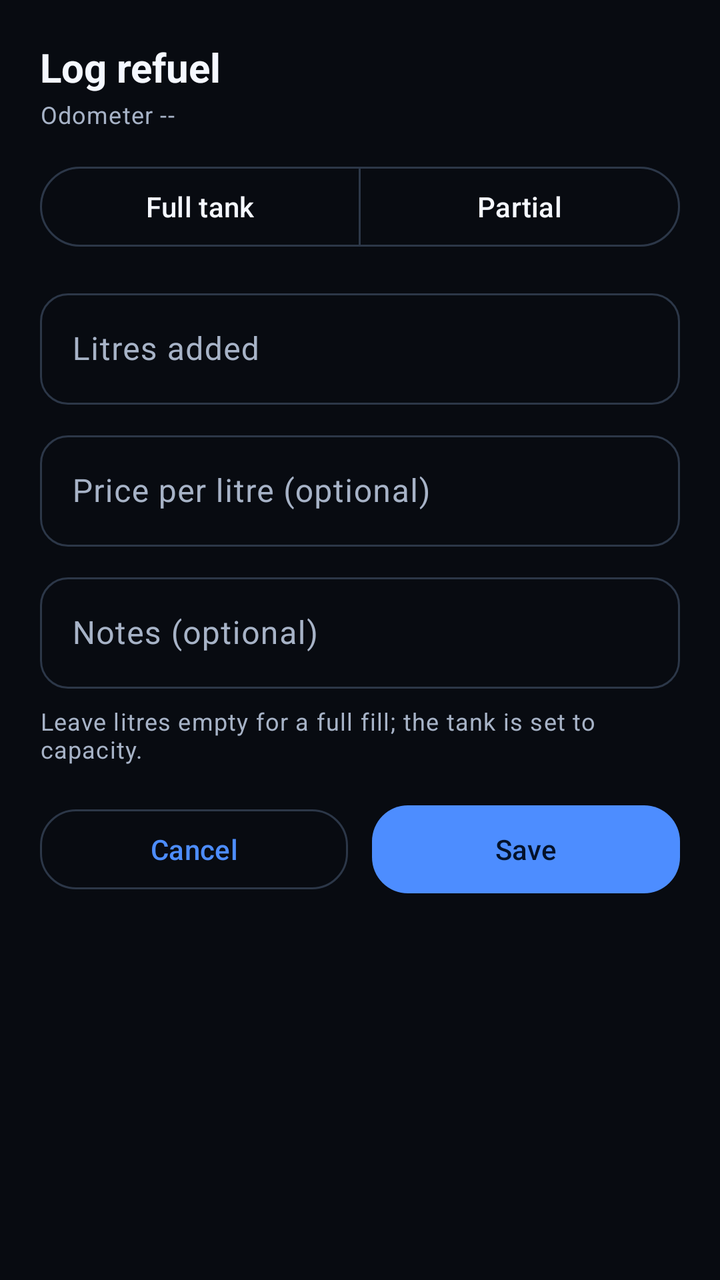
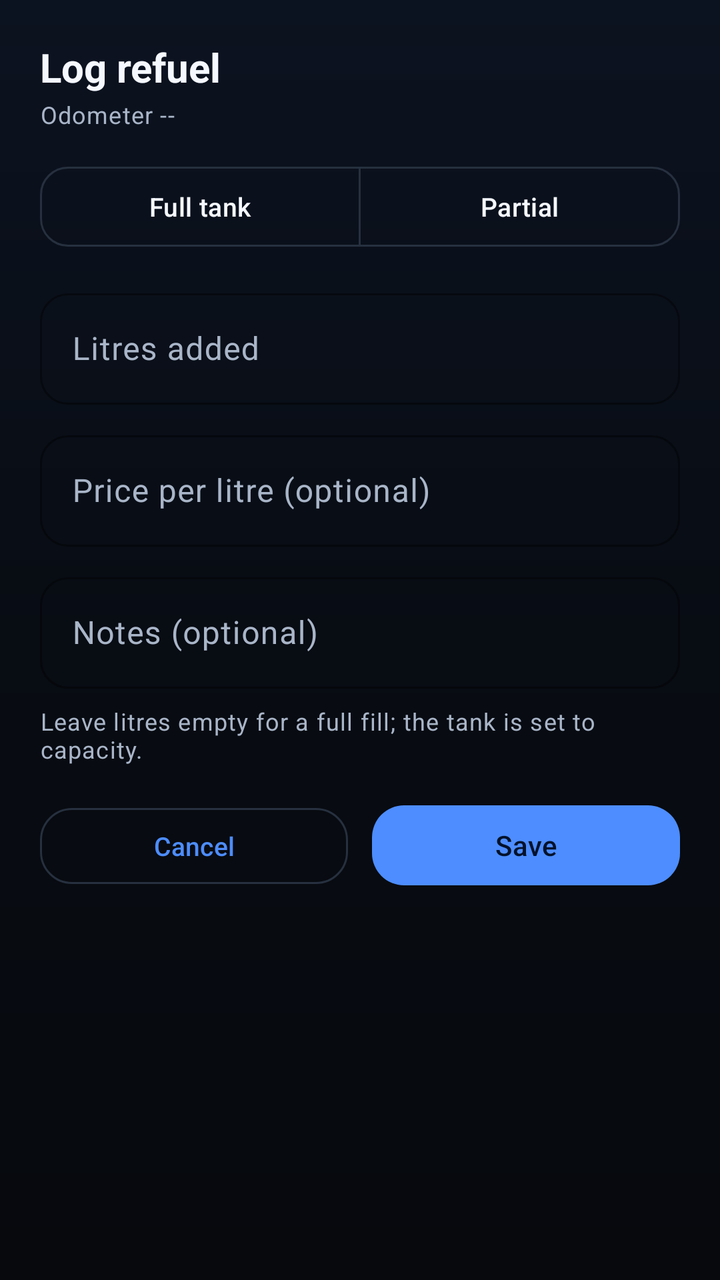

Two renders of the same Android screen: before a commit and after it. Below are the layout's source before the change and the commit's diff.
<!-- AndroidManifest.xml: application theme Theme.XsrCompanion -->
<!-- res/layout/dialog_refuel.xml -->
<?xml version="1.0" encoding="utf-8"?>
<LinearLayout xmlns:android="http://schemas.android.com/apk/res/android"
    xmlns:app="http://schemas.android.com/apk/res-auto"
    android:layout_width="match_parent"
    android:layout_height="wrap_content"
    android:orientation="vertical"
    android:padding="20dp">

    <TextView
        android:layout_width="match_parent"
        android:layout_height="wrap_content"
        android:text="@string/action_refuel"
        android:textColor="@color/text_primary"
        android:textSize="20sp"
        android:textStyle="bold" />

    <TextView
        android:id="@+id/tvRefuelOdo"
        android:layout_width="match_parent"
        android:layout_height="wrap_content"
        android:layout_marginTop="2dp"
        android:text="Odometer --"
        android:textAppearance="@style/TextAppearance.Xsr.Caption" />

    <com.google.android.material.button.MaterialButtonToggleGroup
        android:id="@+id/fuelTypeGroup"
        android:layout_width="match_parent"
        android:layout_height="wrap_content"
        android:layout_marginTop="14dp"
        app:selectionRequired="true"
        app:singleSelection="true">

        <com.google.android.material.button.MaterialButton
            android:id="@+id/btnFull"
            style="@style/Widget.Material3.Button.OutlinedButton"
            android:layout_width="0dp"
            android:layout_height="wrap_content"
            android:layout_weight="1"
            android:text="Full tank" />

        <com.google.android.material.button.MaterialButton
            android:id="@+id/btnPartial"
            style="@style/Widget.Material3.Button.OutlinedButton"
            android:layout_width="0dp"
            android:layout_height="wrap_content"
            android:layout_weight="1"
            android:text="Partial" />
    </com.google.android.material.button.MaterialButtonToggleGroup>

    <com.google.android.material.textfield.TextInputLayout
        android:id="@+id/litresLayout"
        style="@style/Widget.Material3.TextInputLayout.OutlinedBox"
        android:layout_width="match_parent"
        android:layout_height="wrap_content"
        android:layout_marginTop="14dp"
        android:hint="Litres added"
        app:boxCornerRadiusBottomEnd="14dp"
        app:boxCornerRadiusBottomStart="14dp"
        app:boxCornerRadiusTopEnd="14dp"
        app:boxCornerRadiusTopStart="14dp">

        <com.google.android.material.textfield.TextInputEditText
            android:id="@+id/inputLitres"
            android:layout_width="match_parent"
            android:layout_height="wrap_content"
            android:inputType="numberDecimal" />
    </com.google.android.material.textfield.TextInputLayout>

    <com.google.android.material.textfield.TextInputLayout
        style="@style/Widget.Material3.TextInputLayout.OutlinedBox"
        android:layout_width="match_parent"
        android:layout_height="wrap_content"
        android:layout_marginTop="10dp"
        android:hint="Price per litre (optional)"
        app:boxCornerRadiusBottomEnd="14dp"
        app:boxCornerRadiusBottomStart="14dp"
        app:boxCornerRadiusTopEnd="14dp"
        app:boxCornerRadiusTopStart="14dp">

        <com.google.android.material.textfield.TextInputEditText
            android:id="@+id/inputPrice"
            android:layout_width="match_parent"
            android:layout_height="wrap_content"
            android:inputType="numberDecimal" />
    </com.google.android.material.textfield.TextInputLayout>

    <com.google.android.material.textfield.TextInputLayout
        style="@style/Widget.Material3.TextInputLayout.OutlinedBox"
        android:layout_width="match_parent"
        android:layout_height="wrap_content"
        android:layout_marginTop="10dp"
        android:hint="Notes (optional)"
        app:boxCornerRadiusBottomEnd="14dp"
        app:boxCornerRadiusBottomStart="14dp"
        app:boxCornerRadiusTopEnd="14dp"
        app:boxCornerRadiusTopStart="14dp">

        <com.google.android.material.textfield.TextInputEditText
            android:id="@+id/inputNotes"
            android:layout_width="match_parent"
            android:layout_height="wrap_content"
            android:inputType="textCapSentences" />
    </com.google.android.material.textfield.TextInputLayout>

    <TextView
        android:layout_width="match_parent"
        android:layout_height="wrap_content"
        android:layout_marginTop="8dp"
        android:text="Leave litres empty for a full fill; the tank is set to capacity."
        android:textAppearance="@style/TextAppearance.Xsr.Caption" />

    <LinearLayout
        android:layout_width="match_parent"
        android:layout_height="wrap_content"
        android:layout_marginTop="16dp"
        android:orientation="horizontal">

        <com.google.android.material.button.MaterialButton
            android:id="@+id/btnRefuelCancel"
            style="@style/Widget.Xsr.Button.Outlined"
            android:layout_width="0dp"
            android:layout_height="wrap_content"
            android:layout_marginEnd="6dp"
            android:layout_weight="1"
            android:text="@string/action_cancel" />

        <com.google.android.material.button.MaterialButton
            android:id="@+id/btnRefuelSave"
            style="@style/Widget.Xsr.Button"
            android:layout_width="0dp"
            android:layout_height="wrap_content"
            android:layout_marginStart="6dp"
            android:layout_weight="1"
            android:text="@string/action_save" />
    </LinearLayout>
</LinearLayout>
<!-- resources referenced by this layout -->
<resources>
  <style name="TextAppearance.Xsr.Caption" parent="TextAppearance.Material3.BodySmall">
          <item name="android:textColor">@color/text_secondary</item>
      </style>
  <style name="Widget.Xsr.Button" parent="Widget.Material3.Button">
          <item name="cornerRadius">18dp</item>
          <item name="android:minHeight">52dp</item>
          <item name="android:textAllCaps">false</item>
      </style>
  <style name="Widget.Xsr.Button.Outlined" parent="Widget.Material3.Button.OutlinedButton">
          <item name="cornerRadius">18dp</item>
          <item name="android:minHeight">48dp</item>
          <item name="android:textAllCaps">false</item>
      </style>
  <style name="Theme.XsrCompanion" parent="Theme.Material3.Dark.NoActionBar">
          <item name="colorPrimary">@color/primary</item>
          <item name="colorOnPrimary">@color/on_primary</item>
          <item name="colorPrimaryContainer">@color/primary_dim</item>
          <item name="colorOnPrimaryContainer">@color/text_primary</item>
          <item name="colorSecondary">@color/secondary</item>
          <item name="colorOnSecondary">@color/on_secondary</item>
          <item name="colorTertiary">@color/tertiary</item>
  
          <item name="android:colorBackground">@color/bg_dark</item>
          <item name="colorSurface">@color/surface</item>
          <item name="colorOnSurface">@color/text_primary</item>
          <item name="colorSurfaceVariant">@color/surface_variant</item>
          <item name="colorOnSurfaceVariant">@color/text_secondary</item>
          <item name="colorOutline">@color/outline_color</item>
          <item name="colorError">@color/accent_red</item>
  
          <item name="android:statusBarColor">@android:color/transparent</item>
          <item name="android:navigationBarColor">@android:color/transparent</item>
          <item name="android:windowLightStatusBar">false</item>
          <item name="android:windowLightNavigationBar">false</item>
          <item name="android:enforceStatusBarContrast">false</item>
          <item name="android:enforceNavigationBarContrast">false</item>
          <item name="android:windowBackground">@color/bg_dark</item>
  
          <item name="materialCardViewStyle">@style/Widget.Xsr.Card</item>
          <item name="materialButtonStyle">@style/Widget.Xsr.Button</item>
      </style>
  <color name="text_secondary">#A7B3C7</color>
  <color name="bg_dark">#080B11</color>
  <color name="surface">#111722</color>
  <color name="surface_variant">#1A2231</color>
  <color name="outline_color">#2C3748</color>
  <style name="Widget.Xsr.Card" parent="Widget.Material3.CardView.Filled">
          <item name="cardBackgroundColor">@color/surface</item>
          <item name="cardCornerRadius">22dp</item>
          <item name="cardElevation">0dp</item>
          <item name="strokeColor">@color/outline_color</item>
          <item name="strokeWidth">1dp</item>
          <item name="contentPadding">0dp</item>
      </style>
  <!-- unchanged entries left out for length: 11 -->
</resources>

<!-- the commit's change to res/layout/dialog_refuel.xml (unified diff, before → after) -->
@@ -32,7 +32,7 @@
 
         <com.google.android.material.button.MaterialButton
             android:id="@+id/btnFull"
-            style="@style/Widget.Material3.Button.OutlinedButton"
+            style="@style/Widget.Xsr.Button.Toggle"
             android:layout_width="0dp"
             android:layout_height="wrap_content"
             android:layout_weight="1"
@@ -40,7 +40,7 @@
 
         <com.google.android.material.button.MaterialButton
             android:id="@+id/btnPartial"
-            style="@style/Widget.Material3.Button.OutlinedButton"
+            style="@style/Widget.Xsr.Button.Toggle"
             android:layout_width="0dp"
             android:layout_height="wrap_content"
             android:layout_weight="1"
@@ -49,15 +49,11 @@
 
     <com.google.android.material.textfield.TextInputLayout
         android:id="@+id/litresLayout"
-        style="@style/Widget.Material3.TextInputLayout.OutlinedBox"
+        style="@style/Widget.Xsr.TextInput"
         android:layout_width="match_parent"
         android:layout_height="wrap_content"
         android:layout_marginTop="14dp"
-        android:hint="Litres added"
-        app:boxCornerRadiusBottomEnd="14dp"
-        app:boxCornerRadiusBottomStart="14dp"
-        app:boxCornerRadiusTopEnd="14dp"
-        app:boxCornerRadiusTopStart="14dp">
+        android:hint="Litres added">
 
         <com.google.android.material.textfield.TextInputEditText
             android:id="@+id/inputLitres"
@@ -67,15 +63,11 @@
     </com.google.android.material.textfield.TextInputLayout>
 
     <com.google.android.material.textfield.TextInputLayout
-        style="@style/Widget.Material3.TextInputLayout.OutlinedBox"
+        style="@style/Widget.Xsr.TextInput"
         android:layout_width="match_parent"
         android:layout_height="wrap_content"
         android:layout_marginTop="10dp"
-        android:hint="Price per litre (optional)"
-        app:boxCornerRadiusBottomEnd="14dp"
-        app:boxCornerRadiusBottomStart="14dp"
-        app:boxCornerRadiusTopEnd="14dp"
-        app:boxCornerRadiusTopStart="14dp">
+        android:hint="Price per litre (optional)">
 
         <com.google.android.material.textfield.TextInputEditText
             android:id="@+id/inputPrice"
@@ -85,15 +77,11 @@
     </com.google.android.material.textfield.TextInputLayout>
 
     <com.google.android.material.textfield.TextInputLayout
-        style="@style/Widget.Material3.TextInputLayout.OutlinedBox"
+        style="@style/Widget.Xsr.TextInput"
         android:layout_width="match_parent"
         android:layout_height="wrap_content"
         android:layout_marginTop="10dp"
-        android:hint="Notes (optional)"
-        app:boxCornerRadiusBottomEnd="14dp"
-        app:boxCornerRadiusBottomStart="14dp"
-        app:boxCornerRadiusTopEnd="14dp"
-        app:boxCornerRadiusTopStart="14dp">
+        android:hint="Notes (optional)">
 
         <com.google.android.material.textfield.TextInputEditText
             android:id="@+id/inputNotes"
<!-- resource entries referenced after the edit -->
@@ -2,16 +2,36 @@
 <resources>
   <style name="TextAppearance.Xsr.Caption" parent="TextAppearance.Material3.BodySmall">
           <item name="android:textColor">@color/text_secondary</item>
+          <item name="android:lineSpacingExtra">2dp</item>
       </style>
   <style name="Widget.Xsr.Button" parent="Widget.Material3.Button">
-          <item name="cornerRadius">18dp</item>
-          <item name="android:minHeight">52dp</item>
+          <item name="cornerRadius">16dp</item>
+          <item name="android:minHeight">48dp</item>
           <item name="android:textAllCaps">false</item>
+          <item name="android:textSize">14sp</item>
+          <item name="android:letterSpacing">0.01</item>
+          <item name="iconPadding">8dp</item>
       </style>
   <style name="Widget.Xsr.Button.Outlined" parent="Widget.Material3.Button.OutlinedButton">
-          <item name="cornerRadius">18dp</item>
-          <item name="android:minHeight">48dp</item>
+          <item name="cornerRadius">16dp</item>
+          <item name="android:minHeight">46dp</item>
           <item name="android:textAllCaps">false</item>
+          <item name="android:textSize">13sp</item>
+          <item name="strokeColor">@color/outline</item>
+      </style>
+  <style name="Widget.Xsr.Button.Toggle" parent="Widget.Material3.Button.OutlinedButton">
+          <item name="cornerRadius">14dp</item>
+          <item name="android:textAllCaps">false</item>
+          <item name="android:textSize">13sp</item>
+          <item name="strokeColor">@color/outline</item>
+      </style>
+  <style name="Widget.Xsr.TextInput" parent="Widget.Material3.TextInputLayout.OutlinedBox">
+          <item name="boxCornerRadiusTopStart">14dp</item>
+          <item name="boxCornerRadiusTopEnd">14dp</item>
+          <item name="boxCornerRadiusBottomStart">14dp</item>
+          <item name="boxCornerRadiusBottomEnd">14dp</item>
+          <item name="boxStrokeColor">@color/primary</item>
+          <item name="hintTextColor">@color/text_secondary</item>
       </style>
   <style name="Theme.XsrCompanion" parent="Theme.Material3.Dark.NoActionBar">
           <item name="colorPrimary">@color/primary</item>
@@ -36,23 +56,47 @@
           <item name="android:windowLightNavigationBar">false</item>
           <item name="android:enforceStatusBarContrast">false</item>
           <item name="android:enforceNavigationBarContrast">false</item>
-          <item name="android:windowBackground">@color/bg_dark</item>
+          <item name="android:windowBackground">@drawable/bg_app</item>
   
           <item name="materialCardViewStyle">@style/Widget.Xsr.Card</item>
           <item name="materialButtonStyle">@style/Widget.Xsr.Button</item>
+          <item name="materialAlertDialogTheme">@style/ThemeOverlay.Xsr.Dialog</item>
       </style>
-  <color name="text_secondary">#A7B3C7</color>
-  <color name="bg_dark">#080B11</color>
-  <color name="surface">#111722</color>
-  <color name="surface_variant">#1A2231</color>
-  <color name="outline_color">#2C3748</color>
+  <color name="text_secondary">#A9B5C8</color>
+  <color name="outline">#26303F</color>
+  <color name="bg_dark">#07090D</color>
+  <color name="surface">#10151E</color>
+  <color name="surface_variant">#161D29</color>
+  <color name="outline_color">#26303F</color>
+  <!-- drawable bg_app (drawable) -->
+  <?xml version="1.0" encoding="utf-8"?>
+  <shape xmlns:android="http://schemas.android.com/apk/res/android"
+      android:shape="rectangle">
+      <gradient
+          android:angle="270"
+          android:centerColor="#080C13"
+          android:endColor="#07090D"
+          android:startColor="#0C1320" />
+  </shape>
   <style name="Widget.Xsr.Card" parent="Widget.Material3.CardView.Filled">
           <item name="cardBackgroundColor">@color/surface</item>
-          <item name="cardCornerRadius">22dp</item>
+          <item name="cardCornerRadius">20dp</item>
           <item name="cardElevation">0dp</item>
           <item name="strokeColor">@color/outline_color</item>
           <item name="strokeWidth">1dp</item>
           <item name="contentPadding">0dp</item>
+          <item name="rippleColor">@color/ripple</item>
+      </style>
+  <style name="ThemeOverlay.Xsr.Dialog" parent="ThemeOverlay.Material3.MaterialAlertDialog">
+          <item name="colorSurface">@color/surface</item>
+          <item name="colorSurfaceContainerHigh">@color/surface</item>
+          <item name="colorOnSurface">@color/text_primary</item>
+          <item name="shapeAppearanceOverlay">@style/ShapeAppearanceOverlay.Xsr.Dialog</item>
+      </style>
+  <color name="ripple">#24FFFFFF</color>
+  <style name="ShapeAppearanceOverlay.Xsr.Dialog" parent="">
+          <item name="cornerFamily">rounded</item>
+          <item name="cornerSize">24dp</item>
       </style>
   <!-- unchanged entries left out for length: 11 -->
 </resources>
